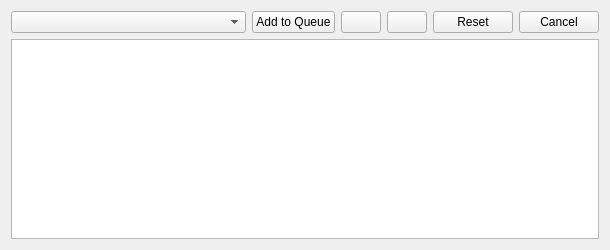
Before: the Qt Designer form src/QSviz/resources/planeditor.ui in BCDA-APS/QSview, drawn with Qt 5.
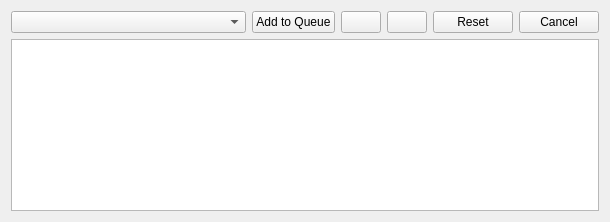
After: the same form once the commit is applied. Icons and pictures are not drawn.

```diff
--- a/src/QSviz/resources/planeditor.ui
+++ b/src/QSviz/resources/planeditor.ui
@@ -7,7 +7,7 @@
     <x>0</x>
     <y>0</y>
     <width>610</width>
-    <height>250</height>
+    <height>222</height>
    </rect>
   </property>
   <property name="windowTitle">
```
